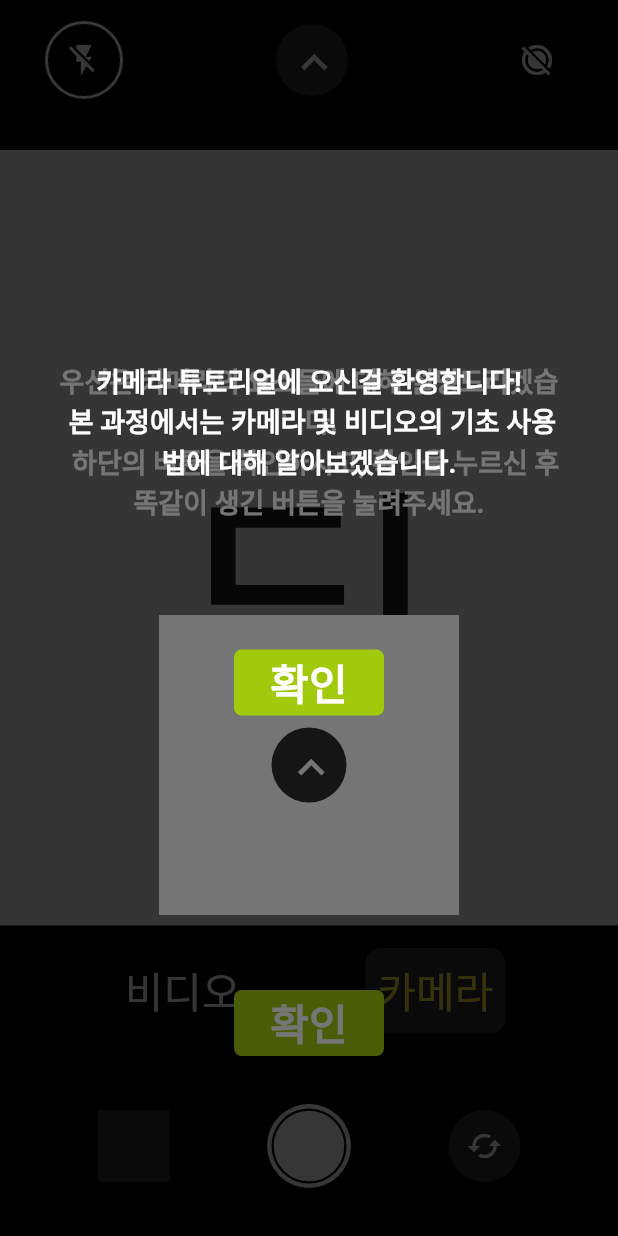
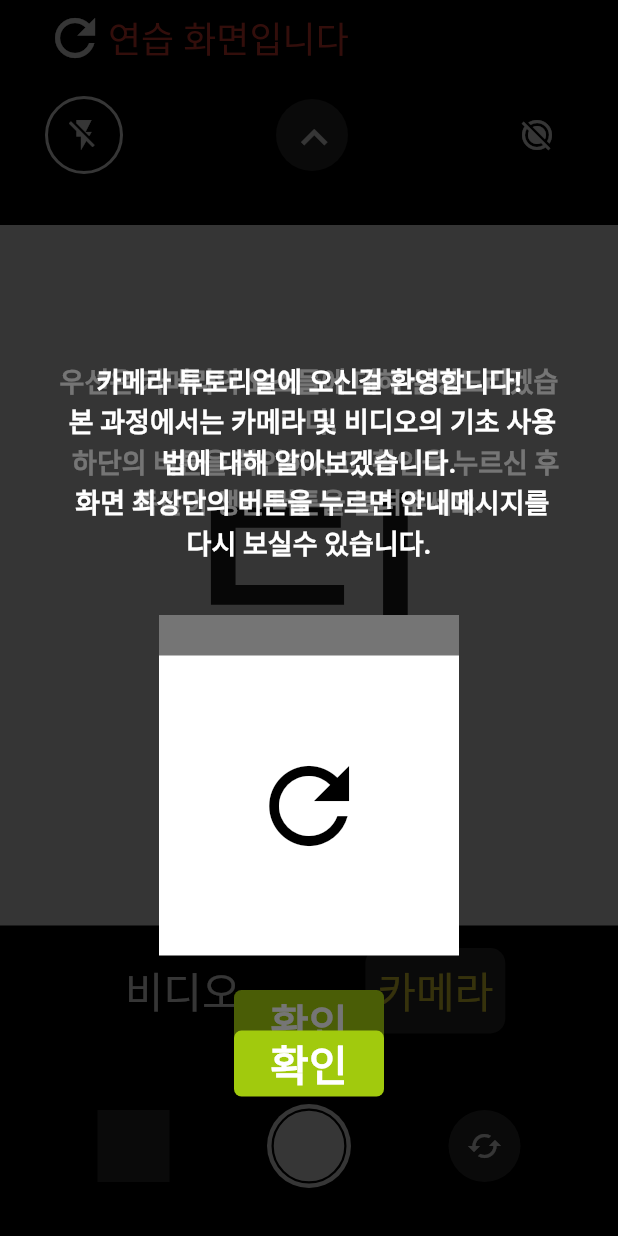
Before and after one commit to JIEEEN/SMART-ME, a Flutter app: the IosCamera screen opened directly, after a tap on the "flash off" icon, on a phone screen of 412 x 824 dp. Run offline on Flutter 3.47's test engine with Material 2 defaults, Android fonts, the phone set to English and light mode, and no system bars; our stand-ins replace firebase_core; missing offline and left inert: slide_action; accounts and stored records are empty.

Commit message:
[ADD] Appbar for status and retry button view. all dialogs

```diff
--- a/lib/camera/ios_camera.dart
+++ b/lib/camera/ios_camera.dart
@@ -40,7 +40,7 @@ class _IosCameraState extends State<IosCamera> {
   late String? _currentTime;
 
   final List<String> _messeges = [
-    "카메라 튜토리얼에 오신걸 환영합니다!\n 본 과정에서는 카메라 및 비디오의 기초 사용법에 대해 알아보겠습니다.",
+    "카메라 튜토리얼에 오신걸 환영합니다!\n 본 과정에서는 카메라 및 비디오의 기초 사용법에 대해 알아보겠습니다.\n 화면 최상단의 버튼을 누르면 안내메시지를 다시 보실수 있습니다.",
     "우선은 카메라의 요소들에 대해 설명드리겠습니다.\n  하단의 버튼을 확인하시고, 확인을 누르신 후 똑같이 생긴 버튼을 눌려주세요. ",
     "잘했습니다! 이제 카메라의 설정을 조작할 수 있습니다!\n 플래시(후레시) 설정에 대해 알아보겠습니다.\n 확인을 누르신 후 \"아래쪽에 있는\" 번개모양을 눌러주세요.",
     "다음과 같이 플래시(후레시)를 끄거나 키실 수 있습니다.\n '자동'을 눌러 플래시를 켜봅시다!",
@@ -48,11 +48,86 @@ class _IosCameraState extends State<IosCamera> {
     "이제 \"타이머\"를 설정할 수 있습니다. 촬영할 때 설정하신 시간만큼 기다린 후 촬영이 됩니다! \"3초\"를 눌러볼까요?",
     "좋아요! 이제 사진을 촬영할 때 3초 후에 촬영될겁니다. 다음은 화면 비율 설정입니다. \"4:3\" 숫자 버튼을 눌러주세요.",
     "여기서는 화면의 비율을 결정하실 수 있습니다. \"정방형\"을 눌러주세요!",
-    "이제 카메라 화면의 비율이 1대 1이 됐습니다. 음식사진을 찍거나 할때 좋다고 합니다. 이제 다음의 버튼을 눌러주세요.",
-    "Live포토를 찍을 수 있습니다! '라이브포토'라고 읽으며, 움직이는 사진을 찍으실 수 있습니다."
-
+    "이제 카메라 화면의 비율이 1대 1이 됐습니다. 음식사진을 찍거나 할때 좋다고 합니다. 이제 다음의 동그라미 버튼을 눌러주세요.",
+    "Live포토를 찍을 수 있습니다!\n '라이브포토'라고 읽으며, 움직이는 사진을 찍으실 수 있습니다. 마지막으로 \"1.0\" 숫자를 눌러보겠습니다.",
+    "글자가 확대된게 보이셨나요? 해당 버튼을 계속해서 누르면 배율을 바꿀수 있습니다. 한번 더 눌러보세요!",
+    "좋습니다! 0.5배율은 \"광각\" 촬영으로, 더 많은 사물을 한번에 담을 수 있습니다. 이제 맨 아래 하얀 버튼을 눌러 사진을 찍겠습니다!",
+    "잘하셨습니다! 지금처럼 카메라를 설정하시면, 원하시는 대로 사진을 촬영하실 수 있습니다. 이제는 동영상도 정복해보겠습니다. 우선 이 버튼을 눌러주세요!",
+    "방금 누른 버튼을 누르면, 카메라 촬영 설정을 지금까지 하신것 처럼 변경하실 수 있습니다. 동영상 정복을 위해 \"비디오\"버튼을 눌러주세요! ",
+    "동영상은 설정할 부분이 많이 없습니다. 화면 상단의 \"HD\" 버튼을 눌러주세요!",
+    "방금처럼, 해당 글자를 눌러 화질을 결정할 수 있습니다. HD -> FHD -> 4K순으로 좋아진답니다.\n 다음으로 옆에있는 \"60\"을 눌러보세요",
+    "30과 60은 동영상의 \"매끄러움\"을 담당해줍니다. 숫자가 높을수록 더 \"매끄러워\"지죠. \n 마지막으로 처음에 봤던, 번개모양을 눌러볼까요?",
+    "번개에 금이 그어져 있는 것은, 동영상을 촬영할 때 플래시를 전혀 사용하지 않겠다는 뜻입니다. 다시한번 번개모양을 눌러볼까요?",
+    "좋습니다! 이제 어두운 공간에서 동영상을 촬영하면, 자동으로 플래시가 켜져 주위가 밝아집니다.\n 그럼 이제 동영상을 촬영하겠습니다. 하단의 빨간 동그라미를 눌러주세요.",
+    "동영상 촬영이 시작됐습니다! 원하시는 만큼 촬영하다, 종료하고 싶으시다면 다음의 버튼을 눌러주시면 됩니다. ",
+    "이것으로 카메라 앱 튜토리얼이 전부 끝났습니다! 카메라 조작에 능숙해지신것을 축하합니다!"
   ];
   final List<Widget?> _widgets = [
+    Icon(Icons.refresh, color: Colors.black, size: 80), //0
+    Container(
+      alignment: Alignment.center,
+      width: 80,
+      margin: EdgeInsets.all(75),
+      decoration:
+          BoxDecoration(shape: BoxShape.circle, color: Color(0xFF2e2e2e)),
+      child: Icon(
+        Icons.expand_less,
+        color: Colors.white,
+        size: 35,
+      ),
+    ), //1
+    Container(
+        alignment: Alignment.center,
+        width: 80,
+        margin: EdgeInsets.all(75),
+        decoration:
+            BoxDecoration(shape: BoxShape.circle, color: Color(0xFF2e2e2e)),
+        child: Icon(Icons.flash_off, color: Colors.white, size: 35)), //2
+    null, //3
+    Container(
+        alignment: Alignment.center,
+        width: 80,
+        margin: EdgeInsets.all(75),
+        decoration:
+            BoxDecoration(shape: BoxShape.circle, color: Color(0xFF2e2e2e)),
+        child: Icon(Icons.schedule, color: Colors.white, size: 35)), //4
+    null, //5
+    null, //6
+    null, //7
+    Container(
+        alignment: Alignment.center,
+        width: 80,
+        margin: EdgeInsets.all(75),
+        decoration:
+            BoxDecoration(shape: BoxShape.circle, color: Color(0xFF2e2e2e)),
+        child:
+            Icon(Icons.motion_photos_off, color: Colors.white, size: 35)), //8
+    Container(
+      width: 80,
+      margin: EdgeInsets.all(75),
+      alignment: Alignment.center,
+      decoration: BoxDecoration(color: Colors.black, shape: BoxShape.circle),
+      child: Text(
+        '1.0',
+        style: TextStyle(color: Colors.yellow, fontWeight: FontWeight.w700),
+      ),
+    ), //9
+    null, //10
+    null, //11
+    Container(
+      alignment: Alignment.center,
+      width: 80,
+      margin: EdgeInsets.all(75),
+      decoration:
+          BoxDecoration(shape: BoxShape.circle, color: Color(0xFF2e2e2e)),
+      child: Icon(
+        Icons.expand_more,
+        color: Colors.yellow,
+        size: 35,
+      ),
+    ),
+    null, //1
+    null,
     null,
     Container(
         alignment: Alignment.center,
@@ -60,27 +135,33 @@ class _IosCameraState extends State<IosCamera> {
         margin: EdgeInsets.all(75),
         decoration:
             BoxDecoration(shape: BoxShape.circle, color: Color(0xFF2e2e2e)),
-        child: IconButton(
-            icon: Icon(
-              Icons.expand_less,
-              color: Colors.white,
-              size: 35,
-            ),
-            onPressed: () {})),
+        child: Icon(Icons.flash_off, color: Colors.white, size: 35)),
      Container(
         alignment: Alignment.center,
         width: 80,
         margin: EdgeInsets.all(75),
         decoration:
             BoxDecoration(shape: BoxShape.circle, color: Color(0xFF2e2e2e)),
-        child: IconButton(
-            icon: Icon(Icons.flash_off, color: Colors.white, size: 35),
-            onPressed: () {})),
+        child: Icon(Icons.flash_on, color: Colors.white, size: 35)),
     null,
+    Container(
+      width: 48,
+      height: 48,
+      margin: EdgeInsets.all(75),
+      decoration: BoxDecoration(
+          border: Border.all(width: 3, color: Colors.black),
+          borderRadius: BorderRadius.circular(100)),
+      child: Container(
+          margin: EdgeInsets.all(10),
+          width: 32,
+          height: 32,
+          color: Colors.black),
+    ),
     null,
   ];
 
-  void show(int sequence) {
+  void show(int sequence, {bool forceFlag = false}) {
+    if (sequence != _currentStep && !forceFlag) return;
     String tutorialMessage = _messeges[sequence];
     setState(() {
       _currentStep++;
@@ -109,8 +190,8 @@ class _IosCameraState extends State<IosCamera> {
   void initState() {
     super.initState();
 
-    show(1);
-    show(0);
+    show(1, forceFlag: true);
+    show(0, forceFlag: true);
   }
 
   @override
@@ -131,7 +212,27 @@ class _IosCameraState extends State<IosCamera> {
     return Scaffold(
       appBar: AppBar(
         backgroundColor: Colors.black,
-        toolbarHeight: 0,
+        toolbarHeight: 50,
+        title: _currentStep > 20
+            ? TextButton(
+                onPressed: () {
+                  Navigator.pop(context);
+                },
+                child: Text(
+                  '복귀하기',
+                  style: TextStyle(color: Colors.green , fontSize: 40),
+                ))
+            : Text(
+                '연습 화면입니다',
+                style: TextStyle(color: Colors.red, fontSize: 24),
+              ),
+        leading: Padding(
+            padding: EdgeInsets.fromLTRB(30, 0, 0, 0),
+            child: GestureDetector(
+                onTap: () {
+                  show(--_currentStep);
+                },
+                child: Icon(Icons.refresh, color: Colors.white, size: 40))),
       ),
       body: Column(
         children: [
@@ -193,7 +294,8 @@ class _IosCameraState extends State<IosCamera> {
                             size: 35,
                           ),
                           onPressed: () {
-                            if (_currentStep == 2) show(2);
+                            show(2);
+                            show(13);
                             setState(() {
                               _isToolbarOn = !_isToolbarOn;
                               _overlayCameraToolbar =
@@ -211,6 +313,8 @@ class _IosCameraState extends State<IosCamera> {
                                 ? Colors.yellow
                                 : Colors.white),
                         onPressed: () {
+                          show(9);
+
                           _toast.toast(
                               'LIVE 포토 ' + (_isMotionPhotoOn ? '끔' : '켬'),
                               _overlayHeightScreenTop + 30);
@@ -248,6 +352,8 @@ class _IosCameraState extends State<IosCamera> {
                           color: Colors.white,
                         ),
                         onPressed: () {
+                          show(18);
+                          show(17);
                           setState(() {
                             _isFlashOn = !_isFlashOn;
                             _flashType = _flashType == 0 ? 1 : 0;
@@ -280,6 +386,7 @@ class _IosCameraState extends State<IosCamera> {
                                     fontWeight: FontWeight.bold),
                               ),
                               onPressed: () {
+                                show(15);
                                 setState(() {
                                   _videoQualityType =
                                       _videoQualityType == 0 ? 1 : 0;
@@ -298,6 +405,7 @@ class _IosCameraState extends State<IosCamera> {
                                     fontWeight: FontWeight.bold),
                               ),
                               onPressed: () {
+                                show(16);
                                 setState(() {
                                   _videoFrameType =
                                       _videoFrameType == 0 ? 1 : 0;
@@ -337,10 +445,10 @@ class _IosCameraState extends State<IosCamera> {
               height: double.infinity,
               child: GestureDetector(
                 onVerticalDragEnd: (details) => {
-                  if (details.velocity.pixelsPerSecond.dy > 0)
-                    {_controlToolBar(true)}
-                  else
-                    {_controlToolBar(false)}
+                  // if (details.velocity.pixelsPerSecond.dy > 0)
+                  //   {_controlToolBar(true)}
+                  // else
+                  //   {_controlToolBar(false)}
                 },
                 child: Align(
                   alignment: Alignment.bottomCenter,
@@ -372,14 +480,17 @@ class _IosCameraState extends State<IosCamera> {
                       style: TextStyle(
                           color: Colors.yellow, fontWeight: FontWeight.w700),
                     ),
-                  onPressed: () => setState(() {
+                    onPressed: () => {
+                          show(11),
+                          show(10),
+                          setState(() {
                             _selectedScope = _selectedScope == 0.5
                                 ? 1.0
                                 : _selectedScope == 1.0
                                     ? 2.0
                                     : 0.5;
                           }),
-                )),
+                        })),
           ),
           Stack(
             children: [
@@ -398,13 +509,16 @@ class _IosCameraState extends State<IosCamera> {
                               ? Color(0xFF2e2e2e)
                               : Colors.transparent),
                       child: TextButton(
-                        onPressed: () => setState(() {
+                        onPressed: () => {
+                          show(14),
+                          setState(() {
                             _isModeCamera = false;
                             _overlayHeightVideoToolBox = 80;
                             _overlayHeightVideoStarter = 120;
                             _overlayCameraToolbar = 0;
                             _isToolbarOn = false;
-                        }),
+                          })
+                        },
                         child: Text(
                           '비디오',
                           style: TextStyle(
@@ -459,6 +573,7 @@ class _IosCameraState extends State<IosCamera> {
                                 _flashType == 2 ? Colors.yellow : Colors.white,
                           ),
                           onPressed: () {
+                            show(3);
                             setState(() {
                               _isFlashOn = !_isFlashOn;
                               _overlayHeightFlash = 80;
@@ -475,6 +590,7 @@ class _IosCameraState extends State<IosCamera> {
                                     ? Colors.yellow
                                     : Colors.white),
                             onPressed: () {
+                              show(5);
                               setState(() {
                                 _overlayHeightTimer =
                                     _overlayHeightTimer == 0 ? 80 : 0;
@@ -496,6 +612,7 @@ class _IosCameraState extends State<IosCamera> {
                                 fontWeight: FontWeight.bold),
                           ),
                           onPressed: () {
+                            show(7);
                             setState(() {
                               _overlayHeightRatio = 80;
                             });
@@ -514,11 +631,10 @@ class _IosCameraState extends State<IosCamera> {
                                     ? Colors.yellow
                                     : Colors.white),
                             onPressed: () {
+                              show(9);
                               _toast.toast(
-                                  '모션 포토가 ' +
-                                      (_isMotionPhotoOn ? '비활성화' : '활성화') +
-                                      ' 되었습니다.',
-                                  _overlayHeightScreenTop + 100);
+                                  'LIVE 포토 ' + (_isMotionPhotoOn ? '끔' : '켬'),
+                                  _overlayHeightScreenTop + 30);
                               setState(() {
                                 _isMotionPhotoOn = !_isMotionPhotoOn;
                               });
@@ -545,6 +661,7 @@ class _IosCameraState extends State<IosCamera> {
                         ),
                       ),
                       onPressed: () {
+                        show(4);
                         setState(() {
                           _overlayHeightFlash =
                               _overlayHeightFlash == 0 ? 80 : 0;
@@ -611,6 +728,7 @@ class _IosCameraState extends State<IosCamera> {
                     ),
                     TextButton(
                       onPressed: () {
+                        show(6);
                         setState(() {
                           _overlayHeightTimer = 0;
                           _timerDelay = 3;
@@ -670,6 +788,7 @@ class _IosCameraState extends State<IosCamera> {
                     ),
                     TextButton(
                       onPressed: () {
+                        show(8);
                         setState(() {
                           _overlayHeightRatio =
                               _overlayHeightRatio == 0 ? 80 : 0;
@@ -752,6 +871,7 @@ class _IosCameraState extends State<IosCamera> {
                               heroTag: 'btnCamera',
                               backgroundColor: Colors.white,
                               onPressed: () {
+                                show(12);
                                 TutorialDialog(
                                   tutorialMessage: 'Hi',
                                 );
@@ -812,13 +932,16 @@ class _IosCameraState extends State<IosCamera> {
                         FloatingActionButton(
                           heroTag: 'btnVideo',
                           backgroundColor: Colors.white,
-                          onPressed: () => setState(() {
+                          onPressed: () => {
+                            show(19),
+                            setState(() {
                               _HMSTimer.currentState?.start();
                               _isVideoPaused = false;
                               _overlayHeightVideoControl = 100;
                               _overlayHeightVideoTimer = 80;
                               _overlayHeightVideoStarter = 0;
-                          }),
+                            })
+                          },
                           child: Container(
                             width: 40,
                             height: 40,
@@ -867,6 +990,7 @@ class _IosCameraState extends State<IosCamera> {
                               borderRadius: BorderRadius.circular(100)),
                           child: IconButton(
                             onPressed: () {
+                              show(20);
                               _toast.toast(
                                   '${_HMSTimer.currentState?.printTimeAsHMSKorean()} 길이의 비디오가 저장되었습니다.',
                                   _overlayHeightScreenTop + 100);
@@ -895,97 +1019,3 @@ class _IosCameraState extends State<IosCamera> {
     );
   }
 }
-
-class LightingPulse extends StatefulWidget {
-  final double size;
-  final Color color;
-  final Duration duration;
-
-  const LightingPulse({
-    Key? key,
-    required this.size,
-    required this.color,
-    required this.duration,
-  }) : super(key: key);
-
-  @override
-  _LightingPulseState createState() => _LightingPulseState();
-}
-
-class _LightingPulseState extends State<LightingPulse>
-    with SingleTickerProviderStateMixin {
-  late AnimationController _controller;
-  late Animation<double> _animation;
-  late double _startDiameter;
-  late double _endDiameter;
-
-  @override
-  void initState() {
-    super.initState();
-
-    _startDiameter = widget.size * 0.8;
-    _endDiameter = widget.size * 1.4;
-
-    _controller = AnimationController(
-      vsync: this,
-      duration: widget.duration,
-    );
-
-    _animation = Tween<double>(
-      begin: _startDiameter,
-      end: _endDiameter,
-    ).animate(CurvedAnimation(
-      parent: _controller,
-      curve: Curves.easeOut,
-    ));
-
-    _controller.repeat(reverse: true);
-  }
-
-  @override
-  Widget build(BuildContext context) {
-    return AnimatedBuilder(
-      animation: _animation,
-      builder: (context, child) {
-        return CustomPaint(
-          size: Size(widget.size, widget.size),
-          painter: _LightingPulsePainter(
-            diameter: _animation.value,
-            color: widget.color,
-          ),
-        );
-      },
-    );
-  }
-
-  @override
-  void dispose() {
-    _controller.dispose();
-    super.dispose();
-  }
-}
-
-class _LightingPulsePainter extends CustomPainter {
-  final double diameter;
-  final Color color;
-
-  const _LightingPulsePainter({
-    required this.diameter,
-    required this.color,
-  });
-
-  @override
-  void paint(Canvas canvas, Size size) {
-    final center = Offset(size.width / 2, size.height / 2);
-    final radius = diameter / 2;
-    final paint = Paint()
-      ..color = color
-      ..style = PaintingStyle.fill;
-
-    canvas.drawCircle(center, radius, paint);
-  }
-
-  @override
-  bool shouldRepaint(_LightingPulsePainter oldDelegate) =>
-      diameter != oldDelegate.diameter || color != oldDelegate.color;
-}
```
Lines whose indentation alone changed are shown as unchanged.
